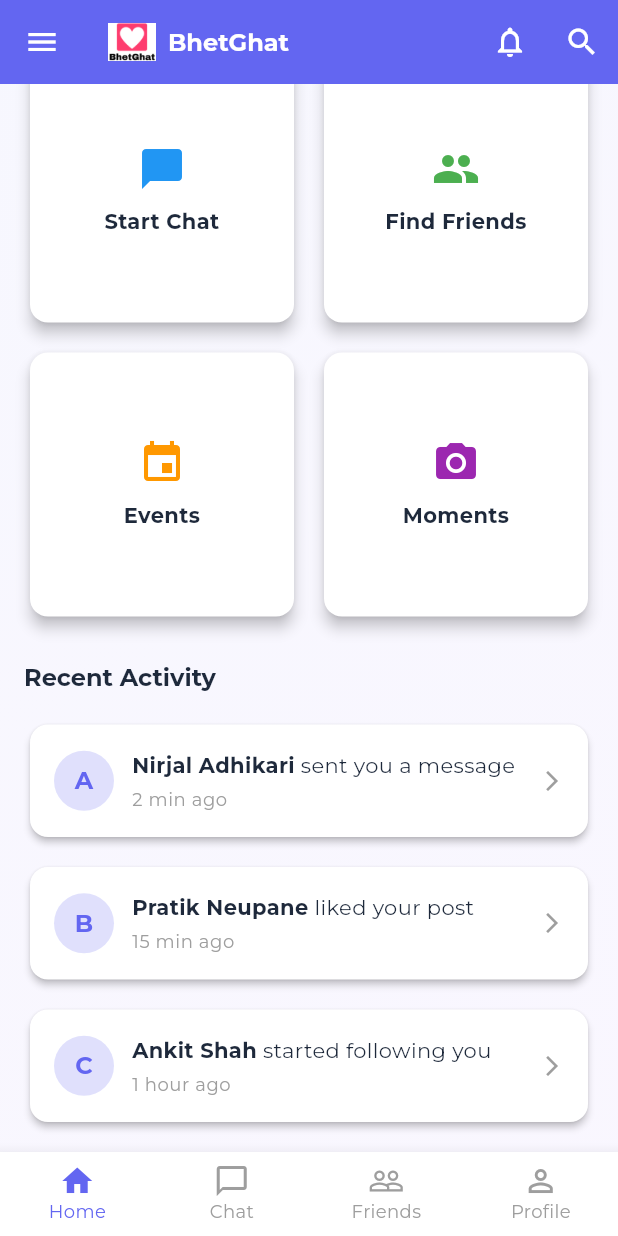
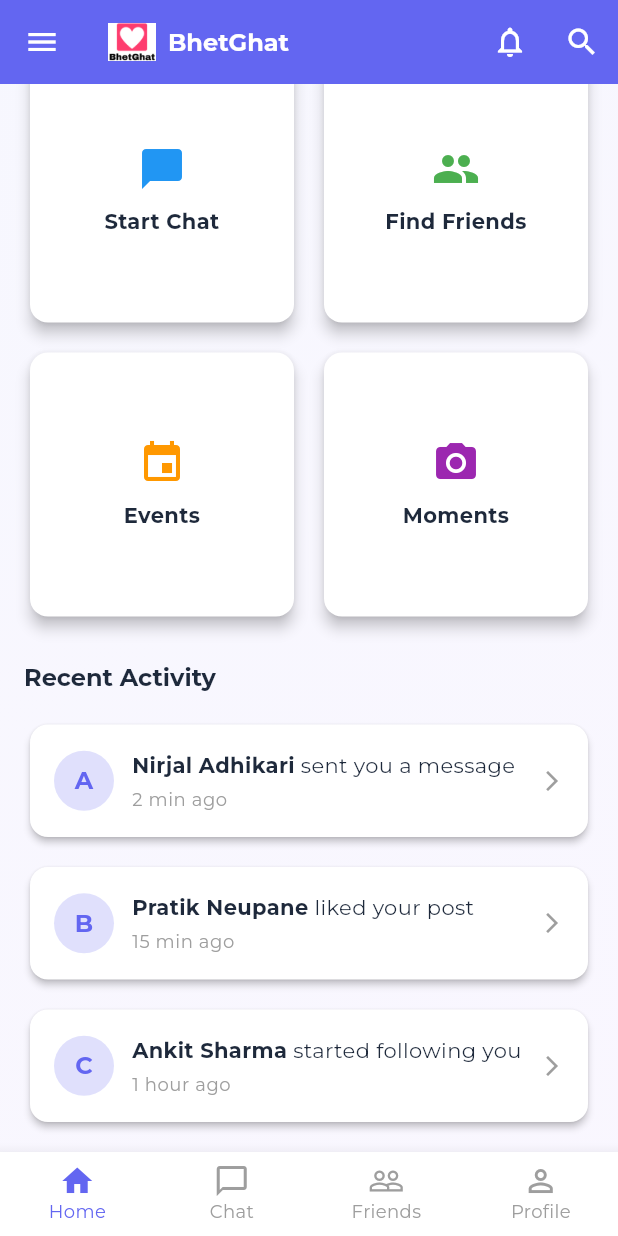
Before and after one commit to rojitalemagar/bhet_ghat_app, a Flutter app: the DashboardScreen screen opened by its route, scrolled down 191 dp, on a phone screen of 412 x 824 dp. Run offline on Flutter 3.47's test engine with Material 3 defaults, Android fonts, the light colour scheme and no system bars.

Commit message:
dashboard edit

```diff
--- a/lib/screens/dashboard_screen.dart
+++ b/lib/screens/dashboard_screen.dart
@@ -226,7 +226,7 @@ class _DashboardScreenState extends State<DashboardScreen> {
           SizedBox(height: isMobile ? 12 : 16),
           _buildActivityCard(
             avatar: 'C',
-            name: 'Ankit Shah',
+            name: 'Ankit Sharma',
             action: 'started following you',
             time: '1 hour ago',
             isMobile: isMobile,
```
